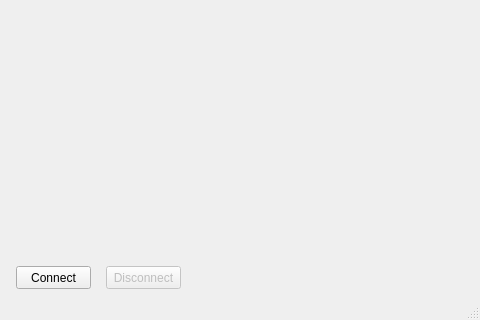
First picture: the form in canbridge/library/CanBridgeTester/mainwindow.ui, repository huukit/Atmega-CAN, before the edit; both pictures show x 94 to 574 and y 110 to 430 of the 574 by 430 pixel window.
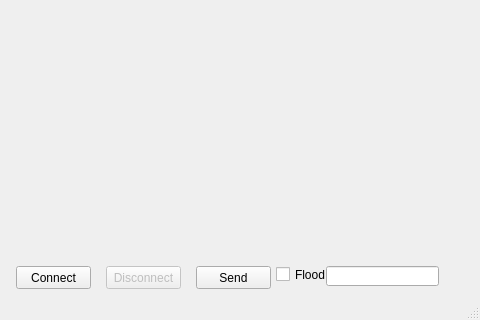
Second picture: the form after the edit.

Commit message: Sends a message via API. Again, mostly proof-of-concept code at this point.

Patch:
```diff
--- a/canbridge/library/CanBridgeTester/mainwindow.ui
+++ b/canbridge/library/CanBridgeTester/mainwindow.ui
@@ -69,6 +69,42 @@
      <string>Bus Speed</string>
     </property>
    </widget>
+   <widget class="QPushButton" name="butSend">
+    <property name="geometry">
+     <rect>
+      <x>290</x>
+      <y>340</y>
+      <width>75</width>
+      <height>23</height>
+     </rect>
+    </property>
+    <property name="text">
+     <string>Send</string>
+    </property>
+   </widget>
+   <widget class="QCheckBox" name="checkFlood">
+    <property name="geometry">
+     <rect>
+      <x>370</x>
+      <y>340</y>
+      <width>70</width>
+      <height>17</height>
+     </rect>
+    </property>
+    <property name="text">
+     <string>Flood</string>
+    </property>
+   </widget>
+   <widget class="QLineEdit" name="lineCount">
+    <property name="geometry">
+     <rect>
+      <x>420</x>
+      <y>340</y>
+      <width>113</width>
+      <height>20</height>
+     </rect>
+    </property>
+   </widget>
   </widget>
   <widget class="QMenuBar" name="menuBar">
    <property name="geometry">
```
The commit also changes 7 other files.
